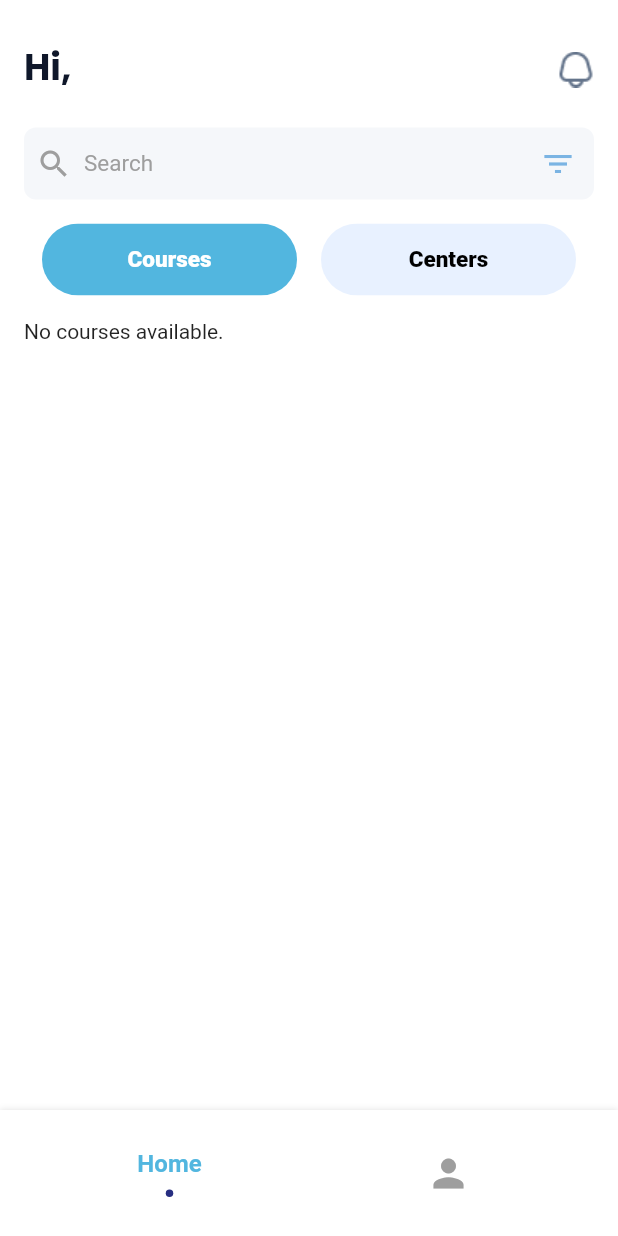
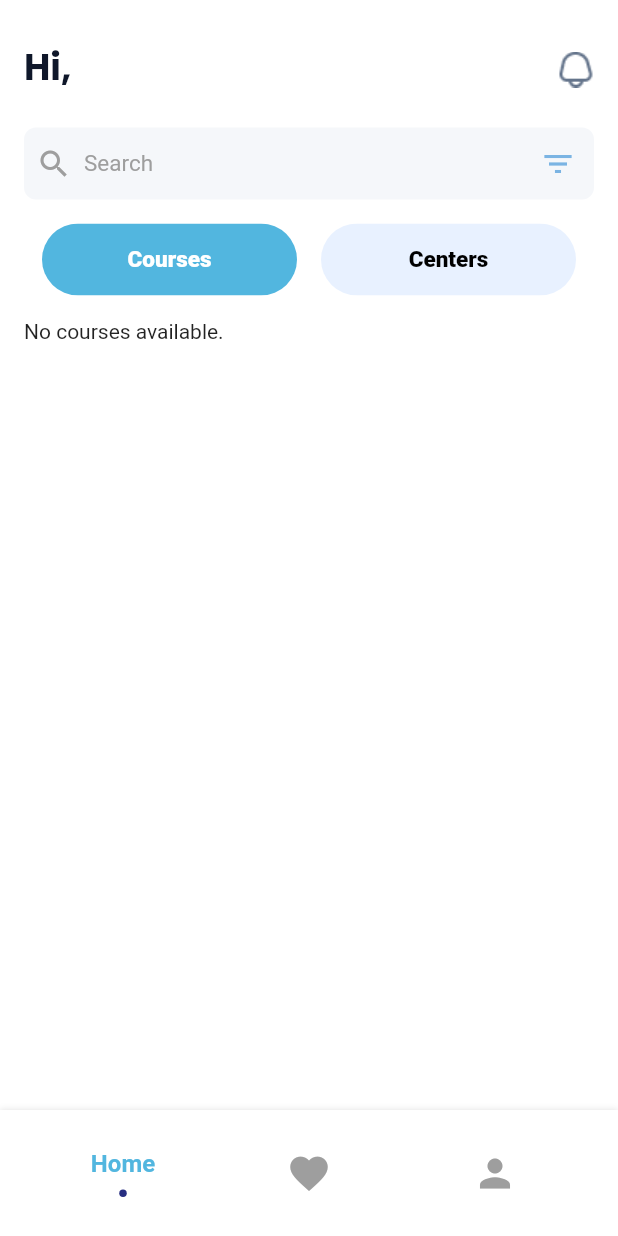
Before and after one commit to kareem2002-k/ClassMate, a Flutter app: the screen it shows once a user with an empty profile is signed in, on a phone screen of 412 x 824 dp. Run offline on Flutter 3.47's test engine with Material 2 defaults, Android fonts, the light colour scheme and no system bars; drawn by our look-alikes of flashy_tab_bar2; our stand-ins replace cloud_firestore, firebase_auth, firebase_core; accounts and stored records are empty; Roboto replaces fonts that are missing (Mulish).

Commit message:
getting fav page

```diff
--- a/lib/pages/HomeScreen.dart
+++ b/lib/pages/HomeScreen.dart
@@ -5,6 +5,7 @@ import 'package:class_mate/pages/LoginPage.dart';
 import 'AccountPage.dart';
 import 'SearchCourses.dart';
 import 'package:flashy_tab_bar2/flashy_tab_bar2.dart';
+import 'FavouritesPage.dart';
 
 class HomePage extends StatefulWidget {
   const HomePage({super.key});
@@ -19,6 +20,7 @@ class _HomePageState extends State<HomePage> {
 
   final List<Widget> _pages = [
     const SearchCourses(), // Your original home page content
+    const FavouritesPage(), // Add your FavouritesPage here
     const SettingsPage(), // Add your SettingsPage here
   ];
 
@@ -47,6 +49,23 @@ class _HomePageState extends State<HomePage> {
                     ),
                     title: const Text(
                       'Home',
+                      style: TextStyle(
+                        fontSize: 16, // Adjust the font size as needed
+                        fontWeight:
+                            FontWeight.bold, // Adjust the font weight as needed
+                        color: Color(
+                            0xFF52B6DF), // Adjust the text color as needed
+                      ),
+                    ),
+                  ),
+                  FlashyTabBarItem(
+                    icon: const Icon(
+                      Icons.favorite,
+                      size: 30, // Adjust the size as needed
+                      color: Colors.grey, // Adjust the color as needed
+                    ),
+                    title: const Text(
+                      'Favourites',
                       style: TextStyle(
                         fontSize: 16, // Adjust the font size as needed
                         fontWeight:
```
Also changed, not shown: lib/pages/FavouritesPage.dart (added, +58 -0 lines), lib/services/firestore_service.dart (+34 -3 lines).
